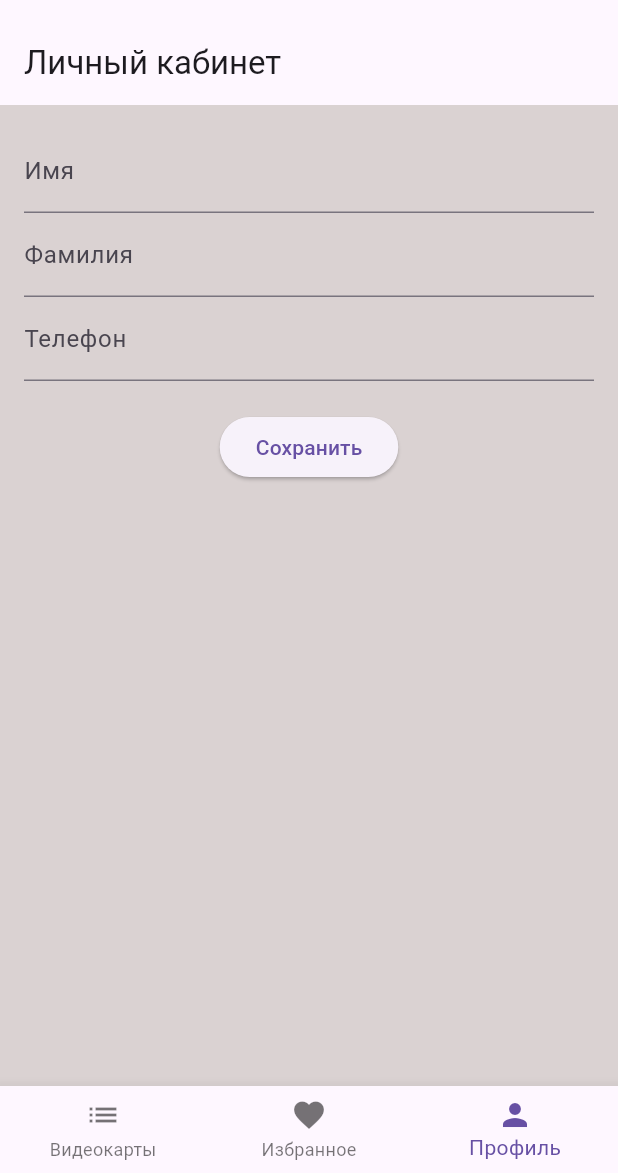
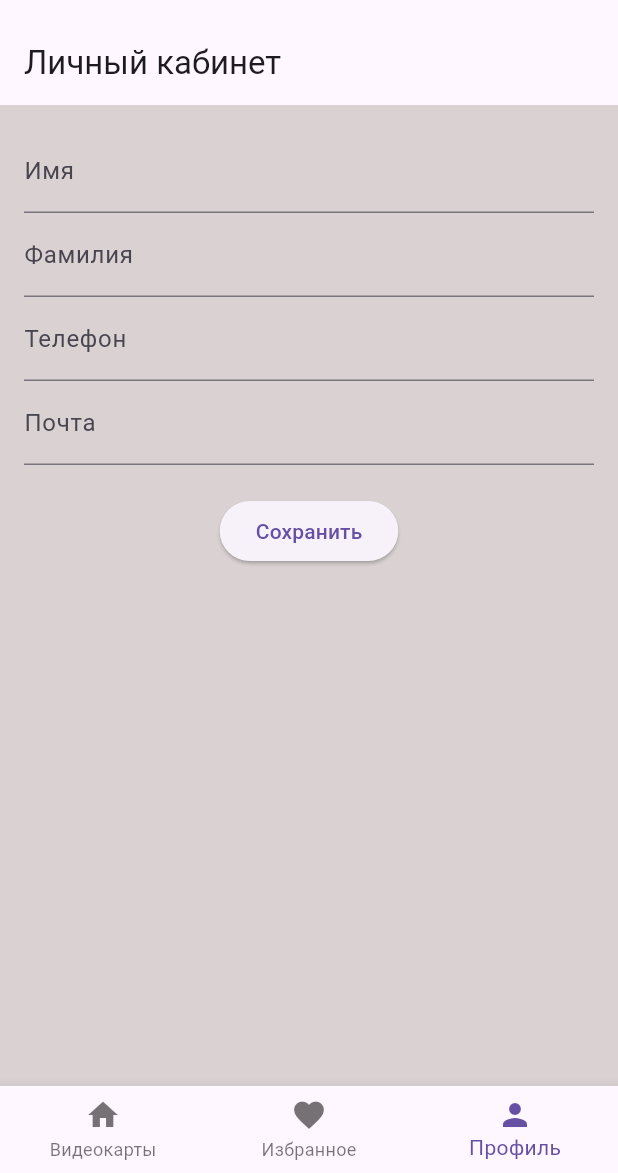
Before and after one commit to L1nia/PKS, a Flutter app: the screen it shows after launch, item 3 of the bottom bar chosen, on a phone screen of 412 x 824 dp, the part 63-1236 px from its top. Run offline on Flutter 3.47's test engine with Material 3 defaults, Android fonts, the phone set to English and light mode, and no system bars.

```diff
--- a/lib/favorites_screen.dart
+++ b/lib/favorites_screen.dart
@@ -4,7 +4,7 @@ import 'video_card.dart';
 class FavoritesScreen extends StatelessWidget {
   final List<VideoCard> favorites;
 
-  const FavoritesScreen({Key? key, required this.favorites}) : super(key: key);
+  const FavoritesScreen({super.key, required this.favorites});
 
   @override
   Widget build(BuildContext context) {
--- a/lib/main.dart
+++ b/lib/main.dart
@@ -6,7 +6,7 @@ import 'favorites_screen.dart';
 import 'profile_screen.dart';
 
 void main() {
-  runApp(VideoCardsApp());
+  runApp(const VideoCardsApp());
 }
 
 class VideoCardsApp extends StatelessWidget {
@@ -24,7 +24,7 @@ class VideoCardsApp extends StatelessWidget {
           bodyMedium: TextStyle(color: Colors.white),
         ),
       ),
-      home: VideoCardsList(),
+      home: const VideoCardsList(),
     );
   }
 }
@@ -83,7 +83,7 @@ class _VideoCardsListState extends State<VideoCardsList> {
 
   @override
   Widget build(BuildContext context) {
-    Widget _getBody() {
+    Widget getBody() {
       switch (_selectedIndex) {
         case 0:
           return _buildVideoCardsList();
@@ -117,11 +117,11 @@ class _VideoCardsListState extends State<VideoCardsList> {
           ),
         ],
       ),
-      body: _getBody(),
+      body: getBody(),
       bottomNavigationBar: BottomNavigationBar(
         items: const <BottomNavigationBarItem>[
           BottomNavigationBarItem(
-            icon: Icon(Icons.list),
+            icon: Icon(Icons.home),
             label: 'Видеокарты',
           ),
           BottomNavigationBarItem(
--- a/lib/profile_screen.dart
+++ b/lib/profile_screen.dart
@@ -3,7 +3,7 @@ import 'package:flutter/material.dart';
 class ProfileScreen extends StatefulWidget {
   final Function(String, String, String) onUpdateProfile;
 
-  const ProfileScreen({Key? key, required this.onUpdateProfile}) : super(key: key);
+  const ProfileScreen({super.key, required this.onUpdateProfile});
 
   @override
   _ProfileScreenState createState() => _ProfileScreenState();
@@ -13,6 +13,7 @@ class _ProfileScreenState extends State<ProfileScreen> {
   final TextEditingController nameController = TextEditingController();
   final TextEditingController surnameController = TextEditingController();
   final TextEditingController phoneController = TextEditingController();
+  final TextEditingController emailController = TextEditingController();
 
   @override
   Widget build(BuildContext context) {
@@ -35,6 +36,11 @@ class _ProfileScreenState extends State<ProfileScreen> {
               decoration: const InputDecoration(labelText: 'Телефон'),
               keyboardType: TextInputType.phone,
             ),
+            TextField(
+              controller: emailController,
+              decoration: const InputDecoration(labelText: 'Почта'),
+              keyboardType: TextInputType.emailAddress,
+            ),
             const SizedBox(height: 20),
             ElevatedButton(
               onPressed: () {
```
Also changed, not shown: 2 other files.
